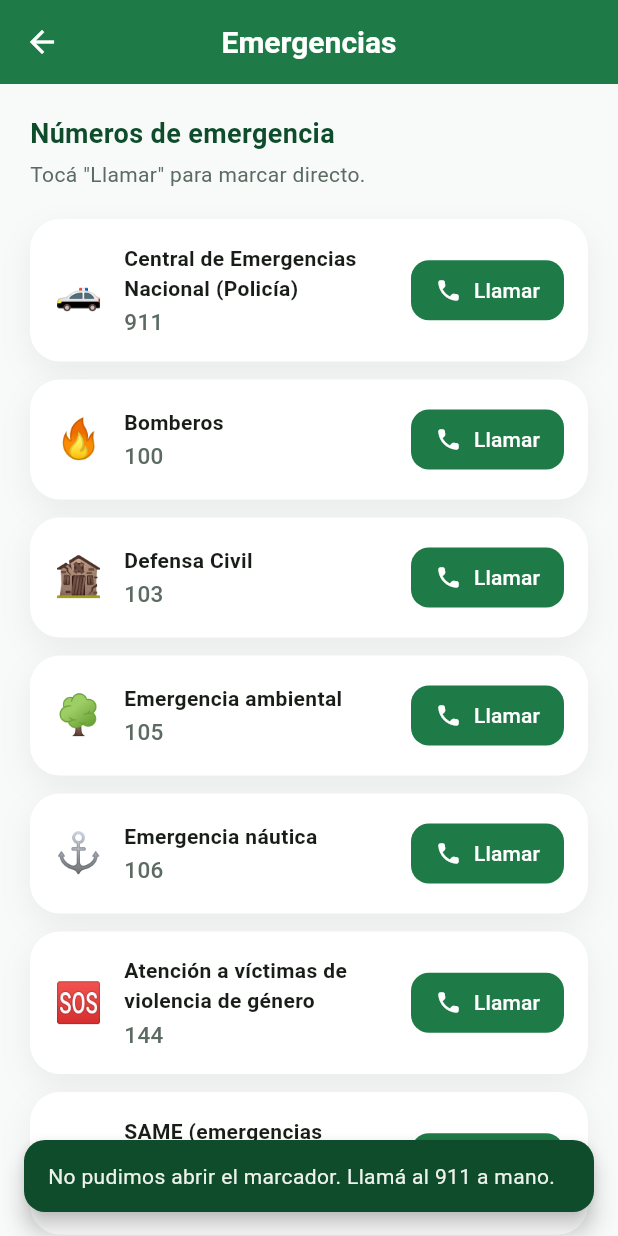
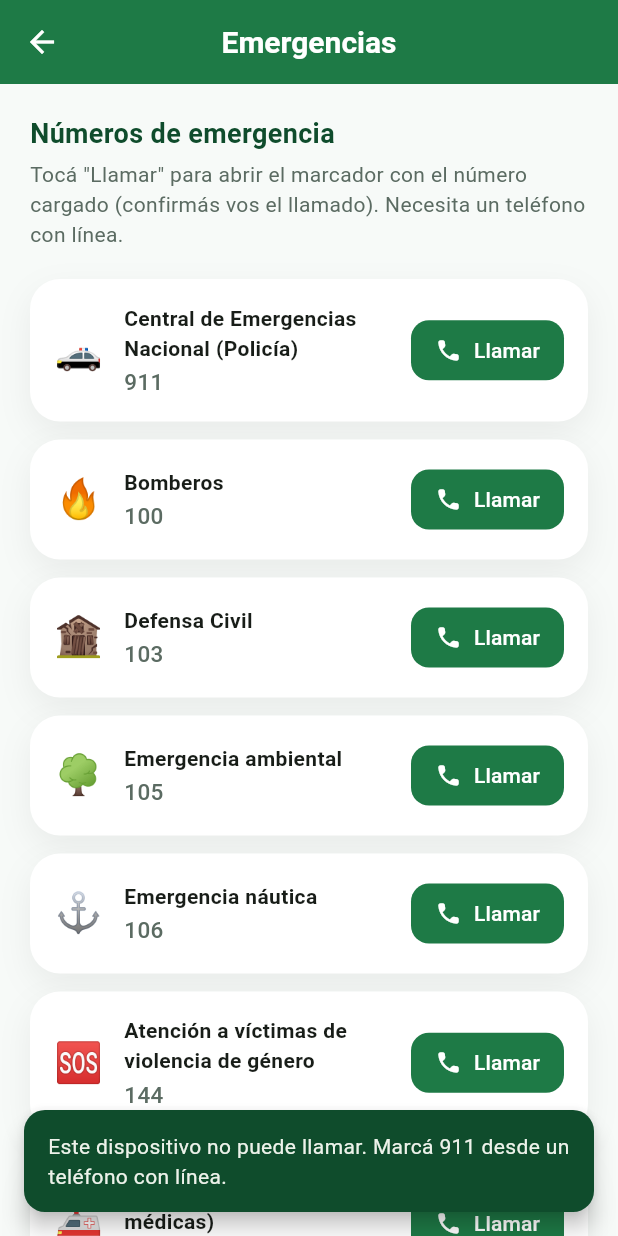
Before and after one commit to fabyelias/AlertBotApp, a Flutter app: the PantallaEmergencias screen opened directly, after a tap on "Llamar", on a phone screen of 412 x 824 dp. Run offline on Flutter 3.47's test engine with Material 3 defaults, Android fonts, the phone set to English and light mode, and no system bars; our stand-ins replace firebase_core, firebase_messaging, geolocator, permission_handler, share_plus, shared_preferences; missing offline and left inert: flutter_foreground_task, porcupine_flutter; accounts and stored records are empty.

Commit message:
Blindar la llamada a emergencias contra dispositivos sin línea
launchUrl con tel: puede tirar excepción en vez de devolver false en
equipos sin app de teléfono (como una tablet sin chip) — se atrapa y se
muestra el aviso de todos modos. Se aclara además que "Llamar" abre el
marcador con el número cargado, no llama solo: hace falta confirmar
desde un teléfono con línea.

Co-Authored-By: Claude Sonnet 5 <noreply@anthropic.com>
Claude-Session: https://claude.ai/code/session_01DLVrgXPZmDYPG1s3yfWi3V

```diff
--- a/lib/pantallas/emergencias.dart
+++ b/lib/pantallas/emergencias.dart
@@ -20,12 +20,24 @@ const _numerosEmergencia = [
 class PantallaEmergencias extends StatelessWidget {
   const PantallaEmergencias({super.key});
 
+  /// Abre el marcador del teléfono con el número cargado — no llama
+  /// directo (ni Android ni el usuario lo permitirían para una app
+  /// externa): hay que tocar el botón verde para confirmar. En un
+  /// dispositivo sin línea (como una tablet sin chip) no hay nada que
+  /// hacer del lado de la app; mostramos el número para marcarlo a mano
+  /// tanto si url_launcher devuelve que no pudo como si tira una
+  /// excepción (pasa en algunos equipos sin app de teléfono instalada).
   Future<void> _llamar(BuildContext context, String numero) async {
     final uri = Uri(scheme: 'tel', path: numero);
-    final pudoAbrir = await launchUrl(uri);
+    var pudoAbrir = false;
+    try {
+      pudoAbrir = await launchUrl(uri, mode: LaunchMode.externalApplication);
+    } catch (_) {
+      pudoAbrir = false;
+    }
     if (!pudoAbrir && context.mounted) {
       ScaffoldMessenger.of(context).showSnackBar(
-        SnackBar(content: Text('No pudimos abrir el marcador. Llamá al $numero a mano.')),
+        SnackBar(content: Text('Este dispositivo no puede llamar. Marcá $numero desde un teléfono con línea.')),
       );
     }
   }
@@ -44,7 +56,8 @@ class PantallaEmergencias extends StatelessWidget {
             ),
             const SizedBox(height: 4),
             const Text(
-              'Tocá "Llamar" para marcar directo.',
+              'Tocá "Llamar" para abrir el marcador con el número cargado '
+              '(confirmás vos el llamado). Necesita un teléfono con línea.',
               style: TextStyle(color: AlertBotColores.textoSuave),
             ),
             const SizedBox(height: 20),
```
